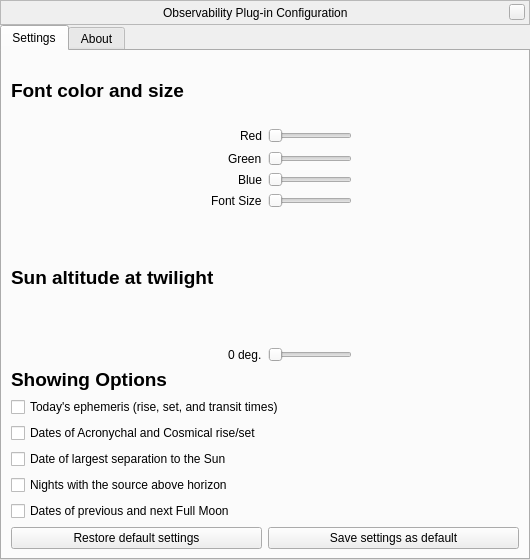
The window that plugins/Observability/src/gui/ObservabilityDialog.ui (AlBannaTechno/stellarium) describes before a commit, drawn with Qt 5.
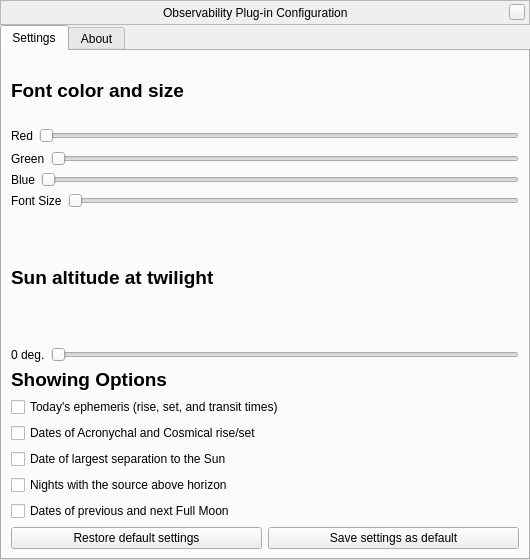
The same window after the commit. Custom widgets are drawn as their Qt base class.

Commit message: added patches to Observability plugin for old systems

The edit to the form file:
```diff
--- a/plugins/Observability/src/gui/ObservabilityDialog.ui
+++ b/plugins/Observability/src/gui/ObservabilityDialog.ui
@@ -239,14 +239,14 @@
          </item>
          <item>
           <layout class="QHBoxLayout" name="horizontalLayout">
-           <item alignment="Qt::AlignRight">
+           <item>
             <widget class="QLabel" name="label">
              <property name="text">
               <string>Red</string>
              </property>
             </widget>
            </item>
-           <item alignment="Qt::AlignLeft">
+           <item>
             <widget class="QSlider" name="Red">
              <property name="maximumSize">
               <size>
@@ -263,14 +263,14 @@
          </item>
          <item>
           <layout class="QHBoxLayout" name="horizontalLayout_2">
-           <item alignment="Qt::AlignRight">
+           <item>
             <widget class="QLabel" name="label_2">
              <property name="text">
               <string>Green</string>
              </property>
             </widget>
            </item>
-           <item alignment="Qt::AlignLeft">
+           <item>
             <widget class="QSlider" name="Green">
              <property name="orientation">
               <enum>Qt::Horizontal</enum>
@@ -281,14 +281,14 @@
          </item>
          <item>
           <layout class="QHBoxLayout" name="horizontalLayout_3">
-           <item alignment="Qt::AlignRight">
+           <item>
             <widget class="QLabel" name="label_3">
              <property name="text">
               <string>Blue</string>
              </property>
             </widget>
            </item>
-           <item alignment="Qt::AlignLeft">
+           <item>
             <widget class="QSlider" name="Blue">
              <property name="maximum">
               <number>99</number>
@@ -302,14 +302,14 @@
          </item>
          <item>
           <layout class="QHBoxLayout" name="horizontalLayout_4">
-           <item alignment="Qt::AlignRight">
+           <item>
             <widget class="QLabel" name="label_4">
              <property name="text">
               <string>Font Size</string>
              </property>
             </widget>
            </item>
-           <item alignment="Qt::AlignLeft">
+           <item>
             <widget class="QSlider" name="fontSize">
              <property name="minimum">
               <number>5</number>
@@ -345,14 +345,14 @@
          </item>
          <item>
           <layout class="QHBoxLayout" name="horizontalLayout_5">
-           <item alignment="Qt::AlignRight">
+           <item>
             <widget class="QLabel" name="AltiText">
              <property name="text">
               <string>0 deg.</string>
              </property>
             </widget>
            </item>
-           <item alignment="Qt::AlignLeft">
+           <item>
             <widget class="QSlider" name="SunAltitude">
              <property name="maximum">
               <number>20</number>
```
